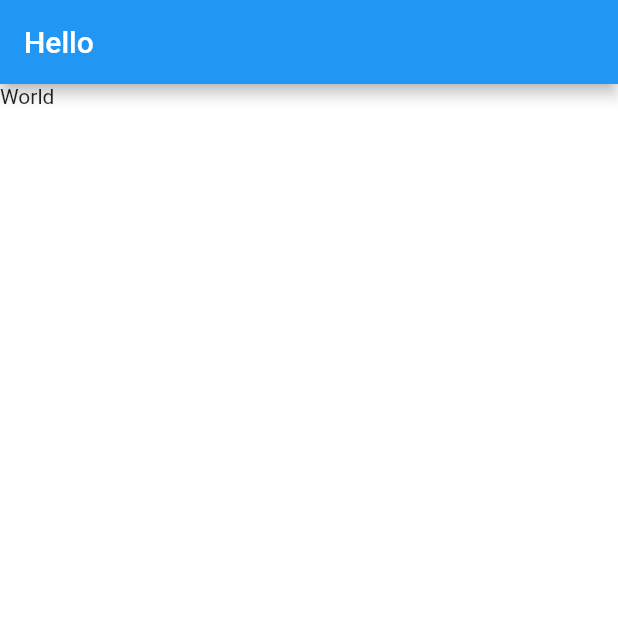
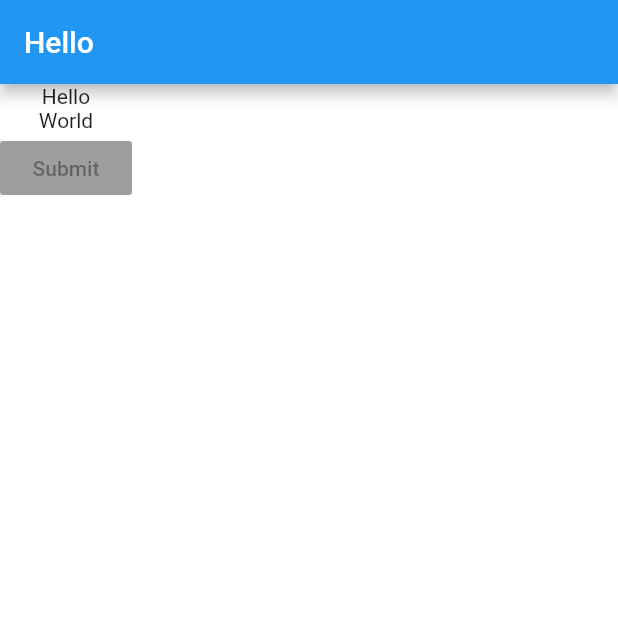
Before and after one commit to p-raj/flutter_complete_guide, a Flutter app: the screen it shows after launch, on a phone screen of 412 x 824 dp, the top half of it. Run offline on Flutter 3.47's test engine with Material 2 defaults, Android fonts, the phone set to English and light mode, and no system bars.

Commit message:
lect 02: working with columns and children widgets

```diff
--- a/lib/main.dart
+++ b/lib/main.dart
@@ -5,13 +5,25 @@ void main() => runApp(App());
 class App extends StatelessWidget {
   @override
   Widget build(BuildContext context) {
+    List<String> q;
+    q = ['Hello', 'World'];
+
     return MaterialApp(
         // core widget that would be
         // initiated as soon as the application
         // initialized
         home: Scaffold(
       backgroundColor: Colors.white,
-      body: Text('World'),
+      body: Column(
+        children: <Widget>[
+          Text(q[0]),
+          Text(q[1]),
+          RaisedButton(
+            child: Text('Submit'),
+            onPressed: null,
+          )
+        ],
+      ),
       appBar: AppBar(
         backgroundColor: Colors.blue,
         title: Text('Hello'),
```
